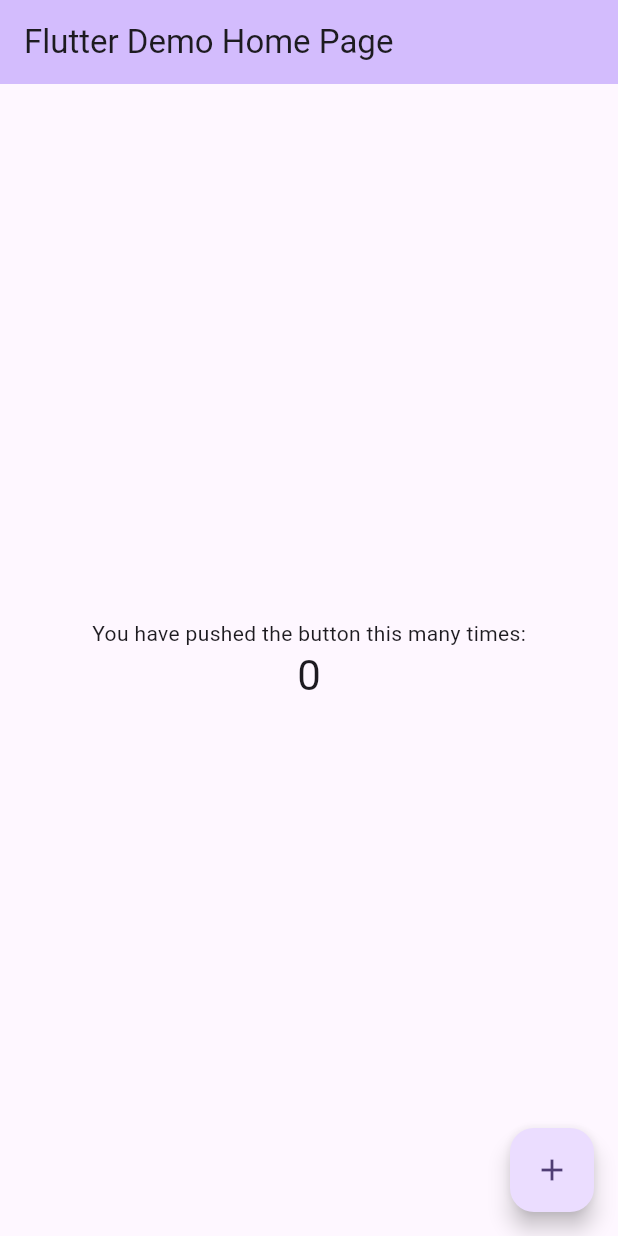
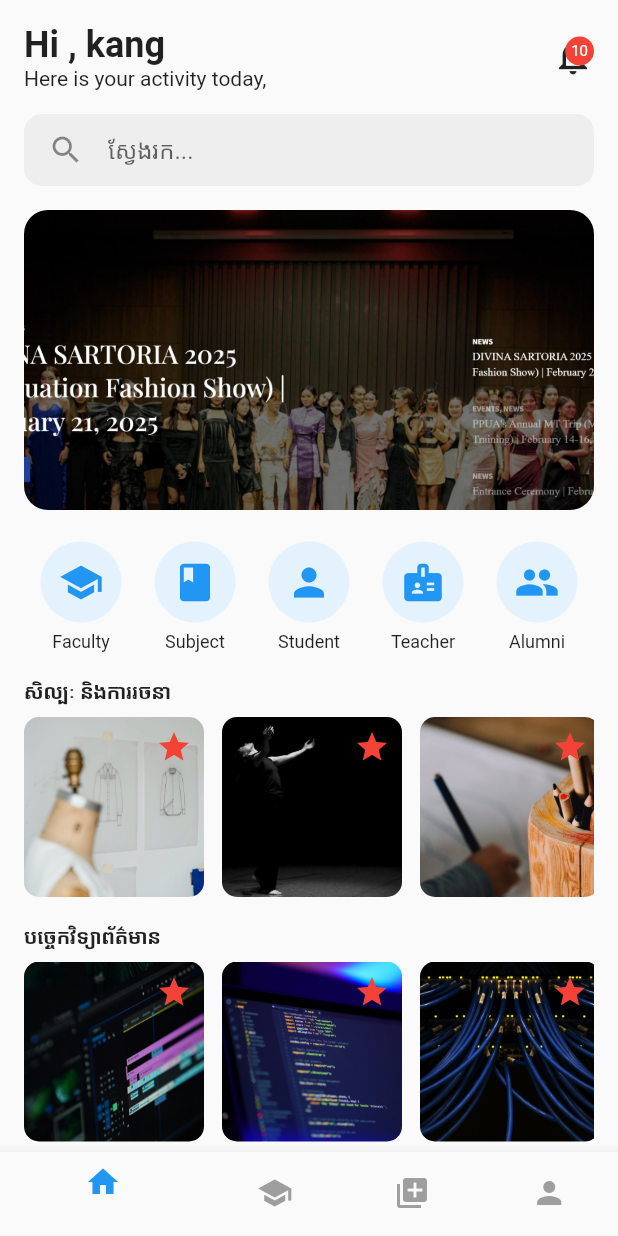
Before and after one commit to kevin-kang-tido/Flutter_PPUA_Mobile_APP, a Flutter app: the screen it shows after launch, on a phone screen of 412 x 824 dp. Run offline on Flutter 3.47's test engine with Material 3 defaults, Android fonts, the phone set to English and light mode, and no system bars.

Commit message:
start implement

```diff
--- a/lib/main.dart
+++ b/lib/main.dart
@@ -1,122 +1,34 @@
+import 'package:consmetic_ppua_project/screens/home_screen.dart';
+import 'package:consmetic_ppua_project/screens/main.screen.dart';
 import 'package:flutter/material.dart';
 
 void main() {
-  runApp(const MyApp());
+
+  // Control level
+  final control = ElevatedButton(onPressed: (){}, child: Icon(Icons.check));
+
+  // Layout level
+  final layout = Align(
+    alignment: Alignment.bottomRight,
+    child: Padding(
+      padding: EdgeInsets.all(20),
+      child: control,
+    ),
+  );
+
+  final screen = MainScreen();
+
+  // Root tree
+  final root = MaterialApp(
+    home: screen,
+    theme: ThemeData(
+      colorScheme: ColorScheme.fromSeed(
+        seedColor: const Color.fromARGB(255, 84, 3, 223),
+      ),
+      useMaterial3: false,
+    ),
+    debugShowCheckedModeBanner: false,
+  );
+
+  runApp(root);
 }
-
-class MyApp extends StatelessWidget {
-  const MyApp({super.key});
-
-  // This widget is the root of your application.
-  @override
-  Widget build(BuildContext context) {
-    return MaterialApp(
-      title: 'Flutter Demo',
-      theme: ThemeData(
-        // This is the theme of your application.
-        //
-        // TRY THIS: Try running your application with "flutter run". You'll see
-        // the application has a purple toolbar. Then, without quitting the app,
-        // try changing the seedColor in the colorScheme below to Colors.green
-        // and then invoke "hot reload" (save your changes or press the "hot
-        // reload" button in a Flutter-supported IDE, or press "r" if you used
-        // the command line to start the app).
-        //
-        // Notice that the counter didn't reset back to zero; the application
-        // state is not lost during the reload. To reset the state, use hot
-        // restart instead.
-        //
-        // This works for code too, not just values: Most code changes can be
-        // tested with just a hot reload.
-        colorScheme: ColorScheme.fromSeed(seedColor: Colors.deepPurple),
-      ),
-      home: const MyHomePage(title: 'Flutter Demo Home Page'),
-    );
-  }
-}
-
-class MyHomePage extends StatefulWidget {
-  const MyHomePage({super.key, required this.title});
-
-  // This widget is the home page of your application. It is stateful, meaning
-  // that it has a State object (defined below) that contains fields that affect
-  // how it looks.
-
-  // This class is the configuration for the state. It holds the values (in this
-  // case the title) provided by the parent (in this case the App widget) and
-  // used by the build method of the State. Fields in a Widget subclass are
-  // always marked "final".
-
-  final String title;
-
-  @override
-  State<MyHomePage> createState() => _MyHomePageState();
-}
-
-class _MyHomePageState extends State<MyHomePage> {
-  int _counter = 0;
-
-  void _incrementCounter() {
-    setState(() {
-      // This call to setState tells the Flutter framework that something has
-      // changed in this State, which causes it to rerun the build method below
-      // so that the display can reflect the updated values. If we changed
-      // _counter without calling setState(), then the build method would not be
-      // called again, and so nothing would appear to happen.
-      _counter++;
-    });
-  }
-
-  @override
-  Widget build(BuildContext context) {
-    // This method is rerun every time setState is called, for instance as done
-    // by the _incrementCounter method above.
-    //
-    // The Flutter framework has been optimized to make rerunning build methods
-    // fast, so that you can just rebuild anything that needs updating rather
-    // than having to individually change instances of widgets.
-    return Scaffold(
-      appBar: AppBar(
-        // TRY THIS: Try changing the color here to a specific color (to
-        // Colors.amber, perhaps?) and trigger a hot reload to see the AppBar
-        // change color while the other colors stay the same.
-        backgroundColor: Theme.of(context).colorScheme.inversePrimary,
-        // Here we take the value from the MyHomePage object that was created by
-        // the App.build method, and use it to set our appbar title.
-        title: Text(widget.title),
-      ),
-      body: Center(
-        // Center is a layout widget. It takes a single child and positions it
-        // in the middle of the parent.
-        child: Column(
-          // Column is also a layout widget. It takes a list of children and
-          // arranges them vertically. By default, it sizes itself to fit its
-          // children horizontally, and tries to be as tall as its parent.
-          //
-          // Column has various properties to control how it sizes itself and
-          // how it positions its children. Here we use mainAxisAlignment to
-          // center the children vertically; the main axis here is the vertical
-          // axis because Columns are vertical (the cross axis would be
-          // horizontal).
-          //
-          // TRY THIS: Invoke "debug painting" (choose the "Toggle Debug Paint"
-          // action in the IDE, or press "p" in the console), to see the
-          // wireframe for each widget.
-          mainAxisAlignment: MainAxisAlignment.center,
-          children: <Widget>[
-            const Text('You have pushed the button this many times:'),
-            Text(
-              '$_counter',
-              style: Theme.of(context).textTheme.headlineMedium,
-            ),
-          ],
-        ),
-      ),
-      floatingActionButton: FloatingActionButton(
-        onPressed: _incrementCounter,
-        tooltip: 'Increment',
-        child: const Icon(Icons.add),
-      ), // This trailing comma makes auto-formatting nicer for build methods.
-    );
-  }
-}
--- /dev/null
+++ b/lib/screens/home_screen.dart
@@ -0,0 +1,26 @@
+import 'package:flutter/material.dart';
+
+// stfull
+
+class HomeScreen extends StatefulWidget {
+  const HomeScreen({super.key});
+
+  @override
+  State<HomeScreen> createState() => _HomeScreenState();
+}
+
+class _HomeScreenState extends State<HomeScreen> {
+  @override
+  Widget build(BuildContext context) {
+     return Scaffold(
+       body: _body,
+     );
+  }
+
+
+  Widget get _body{
+    return Center(
+      child: Text(""),
+    );
+  }
+}
--- /dev/null
+++ b/lib/screens/main.screen.dart
@@ -0,0 +1,227 @@
+import 'package:flutter/material.dart';
+
+class MainScreen extends StatefulWidget {
+  const MainScreen({super.key});
+
+  @override
+  State<MainScreen> createState() => _MainScreenState();
+}
+
+class _MainScreenState extends State<MainScreen> {
+
+  int _selectedIndex = 0;
+
+  @override
+  Widget build(BuildContext context) {
+
+    return Scaffold(
+      body: SafeArea(child: _body),
+
+      bottomNavigationBar: BottomNavigationBar(
+        currentIndex: _selectedIndex,
+        onTap: (index) => setState(() => _selectedIndex = index),
+        selectedItemColor: Colors.blue, // TODO: when select change to blue
+        unselectedItemColor: Colors.grey,
+        items: const [
+          BottomNavigationBarItem(
+            icon: Icon(Icons.home),
+            label: '',
+          ),
+          BottomNavigationBarItem(
+            icon: Icon(Icons.school),
+            label: '',
+          ),
+          BottomNavigationBarItem(
+            icon: Icon(Icons.library_add),
+            label: '',
+          ),
+          BottomNavigationBarItem(
+            icon: Icon(Icons.person),
+            label: '',
+          ),
+        ],
+      ),
+    );
+  }
+
+  Widget get _body {
+    return SingleChildScrollView(
+      padding: const EdgeInsets.all(16),
+      child: Column(
+        crossAxisAlignment: CrossAxisAlignment.start,
+        children: [
+          _header(),
+          const SizedBox(height: 16),
+          _searchBar(),
+          const SizedBox(height: 16),
+          _banner(),
+          const SizedBox(height: 21),
+          _iconRow(),
+          const SizedBox(height: 16),
+          _categorySection("សិល្បៈ និងការរចនា", [
+            "assets/images/design1.png",
+            "assets/images/design2.png",
+            "assets/images/design3.png",
+          ]),
+          const SizedBox(height: 16),
+          _categorySection("បច្ចេកវិទ្យាព័ត៌មាន", [
+            "assets/images/it1.png",
+            "assets/images/it2.png",
+            "assets/images/it3.png",
+          ]),
+        ],
+      ),
+    );
+  }
+
+  Widget _header() {
+    return Row(
+      mainAxisAlignment: MainAxisAlignment.spaceBetween,
+      children: [
+        const Column(
+          crossAxisAlignment: CrossAxisAlignment.start,
+          children: [
+            Text(
+              "Hi , kang",
+              style: TextStyle(fontSize: 24, fontWeight: FontWeight.bold),
+            ),
+            Text("Here is your activity today,"),
+          ],
+        ),
+        Stack(
+          children: [
+            const Icon(Icons.notifications_none, size: 28),
+            Positioned(
+              right: 0,
+              top: 0,
+              child: Container(
+                padding: const EdgeInsets.all(4),
+                decoration: BoxDecoration(
+                  color: Colors.red,
+                  shape: BoxShape.circle,
+                ),
+                child: const Text(
+                  '10',
+                  style: TextStyle(fontSize: 10, color: Colors.white),
+                ),
+              ),
+            )
+          ],
+        )
+      ],
+    );
+  }
+
+  // TODO: Search Bar
+  Widget _searchBar() {
+    return Container(
+      padding: const EdgeInsets.symmetric(horizontal: 16),
+      decoration: BoxDecoration(
+        color: Colors.grey[200],
+        borderRadius: BorderRadius.circular(12),
+      ),
+      child: const TextField(
+        decoration: InputDecoration(
+          hintText: 'ស្វែងរក...',
+          border: InputBorder.none,
+          icon: Icon(Icons.search),
+        ),
+      ),
+    );
+  }
+
+  // TODO: School Banner
+  Widget _banner() {
+    return ClipRRect(
+      borderRadius: BorderRadius.circular(16),
+      child: Stack(
+        alignment: Alignment.bottomCenter,
+        children: [
+          Image.asset(
+            'assets/images/slide.png',
+            fit: BoxFit.cover,
+            height: 200,
+            width: double.infinity,
+          ),
+        ],
+      ),
+    );
+  }
+
+  Widget _iconRow() {
+    // Array on icon
+    final items = [
+      {'icon': Icons.school, 'label': 'Faculty'},
+      {'icon': Icons.book, 'label': 'Subject'},
+      {'icon': Icons.person, 'label': 'Student'},
+      {'icon': Icons.badge, 'label': 'Teacher'},
+      {'icon': Icons.group, 'label': 'Alumni'},
+    ];
+
+    return Row(
+      mainAxisAlignment: MainAxisAlignment.spaceAround,
+      children: items.map(
+            (item) {
+          return Column(
+            children: [
+              Container(
+                padding: const EdgeInsets.all(12),
+                decoration: const BoxDecoration(
+                  color: Color(0xFFE3F2FD), // light blue background
+                  shape: BoxShape.circle,
+                ),
+                child: Icon(
+                  item['icon'] as IconData,
+                  size: 30,
+                  color: Colors.blue,
+                ),
+              ),
+              const SizedBox(height: 6),
+              Text(
+                item['label'] as String,
+                style: const TextStyle(fontSize: 12),
+              ),
+            ],
+          );
+        },
+      ).toList(),
+    );
+  }
+
+
+  Widget _categorySection(String title, List<String> images) {
+    return Column(
+      crossAxisAlignment: CrossAxisAlignment.start,
+      children: [
+        Text(title, style: const TextStyle(fontWeight: FontWeight.bold)),
+        const SizedBox(height: 8),
+        SizedBox(
+          height: 120,
+          child: ListView.separated(
+            scrollDirection: Axis.horizontal,
+            itemCount: images.length,
+            separatorBuilder: (context, _) => const SizedBox(width: 12),
+            itemBuilder: (context, index) => Stack(
+              children: [
+                ClipRRect(
+                  borderRadius: BorderRadius.circular(10),
+                  child: Image.asset(
+                    images[index],
+                    height: 120,
+                    width: 120,
+                    fit: BoxFit.cover,
+                  ),
+                ),
+                const Positioned(
+                  top: 8,
+                  right: 8,
+                  child: Icon(Icons.star, color: Colors.red),
+                )
+              ],
+            ),
+          ),
+        ),
+      ],
+    );
+  }
+}
```
Also changed, not shown: pubspec.yaml (+10 -0 lines), assets/images/design1.png (added), assets/images/design2.png (added), assets/images/design3.png (added), assets/images/it1.png (added), assets/images/it2.png (added), assets/images/it3.png (added), assets/images/slide.png (added), lib/widgets/pinput_widget.dart (added), 2 other files.
